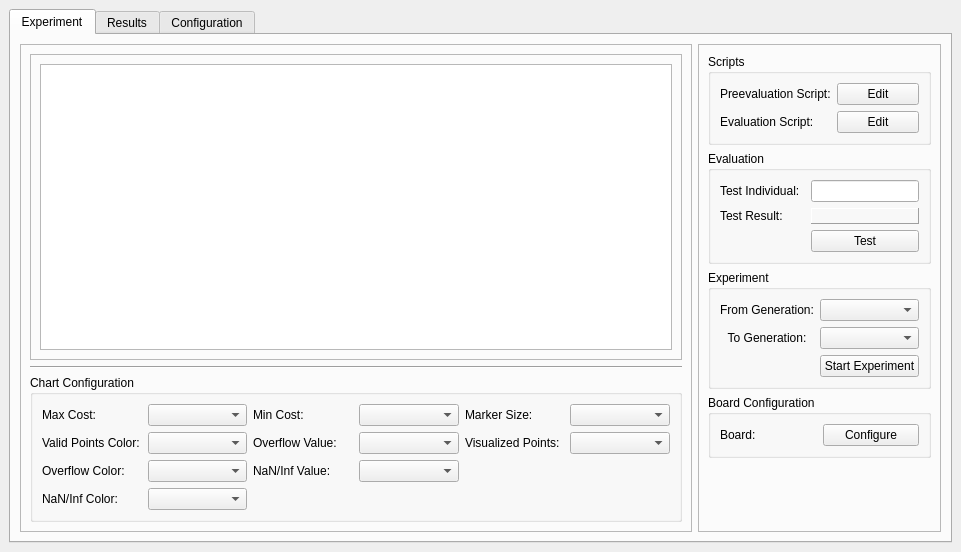
Above: MLC/GUI/Autogenerated/mlc_qtcreator/experiment.ui from MachineLearningControl/OpenMLC-Python before the change. Below: the same form after it.
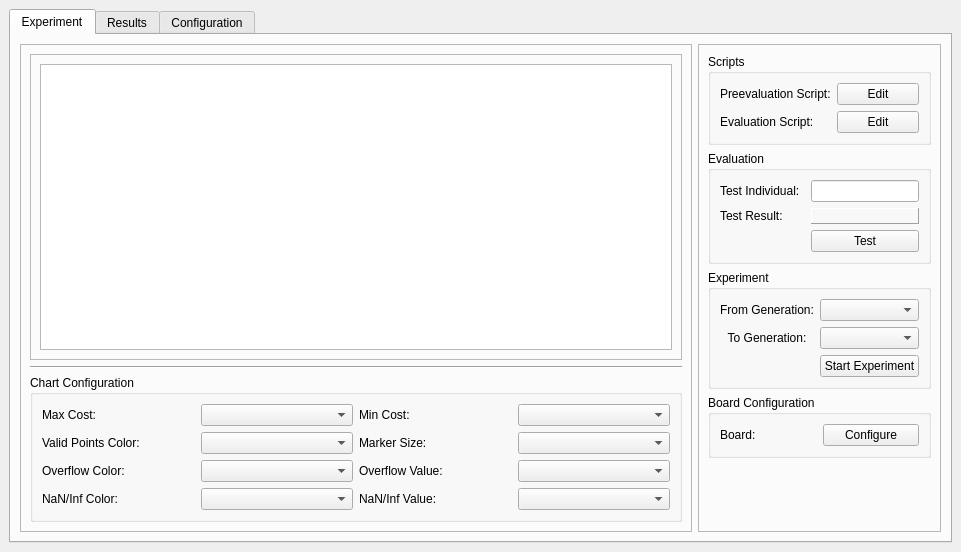
That is the form after the change.

Commit message:
Fixes in ExperimentWindow ExperimentInProgress Window
* Fix cancel bug when a population was being evaluated
  (the project was never cancelled)
* Updated ChartConfiguration (Scatter) to plot the generation selected
  in the Results tab. In the case of an empty project, the cosine wave
  is plot instead
* Added a QMessageBox warning when a experiment that destroy previous
  generations is started
* Now, every time an experiment is finished, the Experiment and Result
  tabs have all the widgets pointing to the last generation #47

The edit to the form file:
```diff
--- a/MLC/GUI/Autogenerated/mlc_qtcreator/experiment.ui
+++ b/MLC/GUI/Autogenerated/mlc_qtcreator/experiment.ui
@@ -81,9 +81,6 @@
                 </property>
                </widget>
               </item>
-              <item row="0" column="5">
-               <widget class="QComboBox" name="marker_combo"/>
-              </item>
               <item row="6" column="1">
                <widget class="QComboBox" name="overflow_color_combo"/>
               </item>
@@ -120,13 +117,6 @@
               <item row="0" column="1">
                <widget class="QComboBox" name="max_cost_combo"/>
               </item>
-              <item row="0" column="4">
-               <widget class="QLabel" name="label_14">
-                <property name="text">
-                 <string>Marker Size:</string>
-                </property>
-               </widget>
-              </item>
               <item row="0" column="3">
                <widget class="QComboBox" name="min_cost_combo"/>
               </item>
@@ -140,36 +130,36 @@
               <item row="1" column="1">
                <widget class="QComboBox" name="valid_points_combo"/>
               </item>
-              <item row="1" column="2">
-               <widget class="QLabel" name="label_12">
-                <property name="text">
-                 <string>Overflow Value:</string>
-                </property>
-               </widget>
-              </item>
-              <item row="1" column="3">
-               <widget class="QComboBox" name="overflow_value_combo"/>
-              </item>
-              <item row="1" column="4">
-               <widget class="QLabel" name="label_15">
-                <property name="text">
-                 <string>Visualized Points:</string>
-                </property>
-               </widget>
-              </item>
-              <item row="1" column="5">
-               <widget class="QComboBox" name="points_combo"/>
-              </item>
-              <item row="6" column="2">
+              <item row="7" column="2">
                <widget class="QLabel" name="label_13">
                 <property name="text">
                  <string>NaN/Inf Value:</string>
                 </property>
                </widget>
               </item>
-              <item row="6" column="3">
+              <item row="7" column="3">
                <widget class="QComboBox" name="nan_value_combo"/>
               </item>
+              <item row="6" column="2">
+               <widget class="QLabel" name="label_12">
+                <property name="text">
+                 <string>Overflow Value:</string>
+                </property>
+               </widget>
+              </item>
+              <item row="6" column="3">
+               <widget class="QComboBox" name="overflow_value_combo"/>
+              </item>
+              <item row="1" column="2">
+               <widget class="QLabel" name="label_14">
+                <property name="text">
+                 <string>Marker Size:</string>
+                </property>
+               </widget>
+              </item>
+              <item row="1" column="3">
+               <widget class="QComboBox" name="marker_combo"/>
+              </item>
              </layout>
             </widget>
            </item>
```
Left out of the diff: 16 changed lines with no effect on the pictures. The commit also changes 4 other files.
